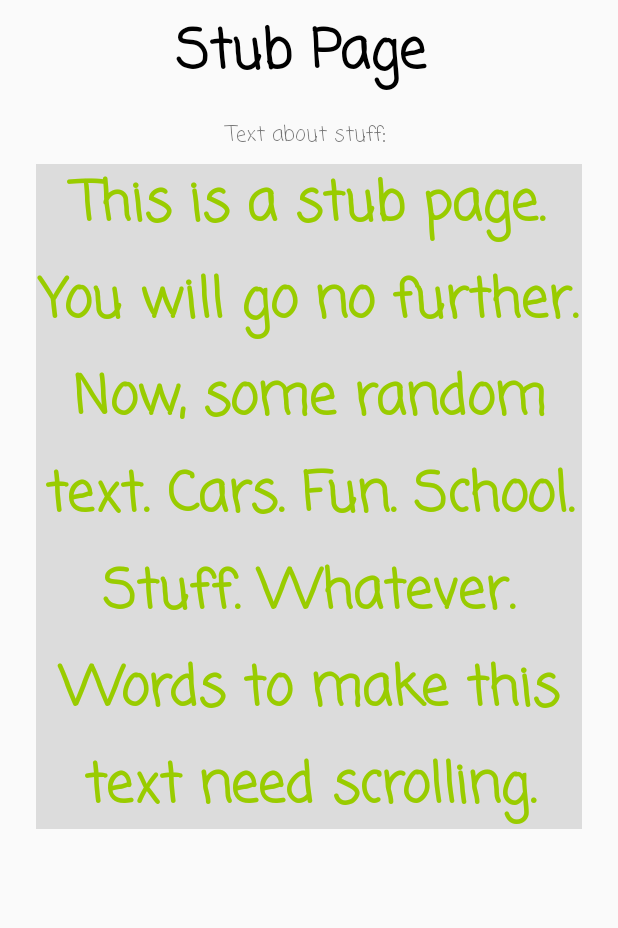
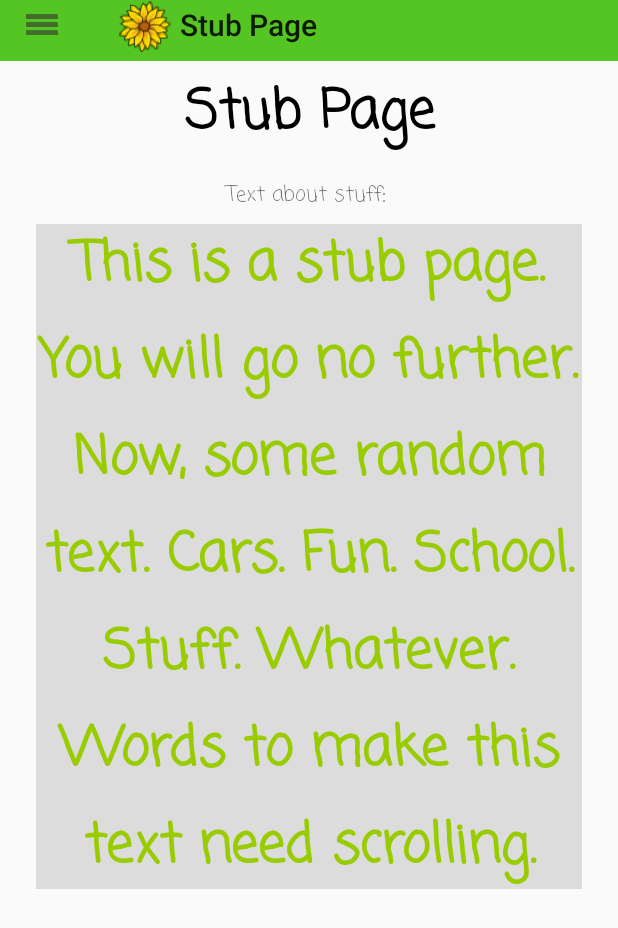
Before and after one commit to ALLComplex/Cultivate, an Android app: the layout activity_stub.xml on its own in the app's theme, with its tools: preview values and no code run, on a phone screen of 412 x 824 dp. Shown: the top 928 px of the screen. Run offline under Robolectric (Android 15) with nearby library versions, the phone set to English and light mode, and no system bars.

Commit message:
Slowly adding stub page functionality
stub page stuff

```diff
--- a/app/src/main/res/layout/activity_stub.xml
+++ b/app/src/main/res/layout/activity_stub.xml
@@ -5,6 +5,25 @@
     android:layout_width="match_parent"
     android:layout_height="match_parent"
     android:baselineAligned="false">
+
+    <android.support.v7.widget.Toolbar
+        android:id="@+id/toolbar"
+        android:layout_width="0dp"
+        android:layout_height="48dp"
+        android:layout_marginLeft="0dp"
+        android:layout_marginRight="0dp"
+        android:layout_marginTop="-8dp"
+        android:background="@color/that_green"
+        android:elevation="0dp"
+        android:minHeight="?attr/actionBarSize"
+        android:theme="?attr/actionBarTheme"
+        app:layout_constraintHorizontal_bias="0.0"
+        app:layout_constraintLeft_toLeftOf="parent"
+        app:layout_constraintRight_toRightOf="parent"
+        app:layout_constraintTop_toTopOf="parent"
+        app:logo="@mipmap/ic_launcher"
+        app:navigationIcon="@drawable/ic_action_name"
+        app:title="Stub Page" />
 
     <TextView
         android:id="@+id/textView2"
@@ -15,14 +34,15 @@
         android:layout_marginTop="8dp"
         android:layout_weight="0.69"
         android:fontFamily="casual"
-        android:text="Stub Page "
+        android:text="Stub Page"
         android:textAlignment="center"
         android:textColor="@android:color/black"
         android:textSize="36sp"
         android:textStyle="bold"
         app:layout_constraintLeft_toLeftOf="parent"
         app:layout_constraintRight_toRightOf="parent"
-        app:layout_constraintTop_toTopOf="parent" />
+        app:layout_constraintTop_toBottomOf="@+id/toolbar"
+        app:layout_constraintHorizontal_bias="0.0" />
 
     <ScrollView
         android:layout_width="0dp"
```
Also changed, not shown: app/src/main/java/com/cultivate/juniordesign/cultivate/MainActivity.java (+19 -0 lines), app/src/main/java/com/cultivate/juniordesign/cultivate/StubActivity.java (added, +14 -0 lines), app/src/main/res/layout/activity_login.xml (+53 -18 lines), app/src/main/res/layout/activity_main.xml (+39 -4 lines).
